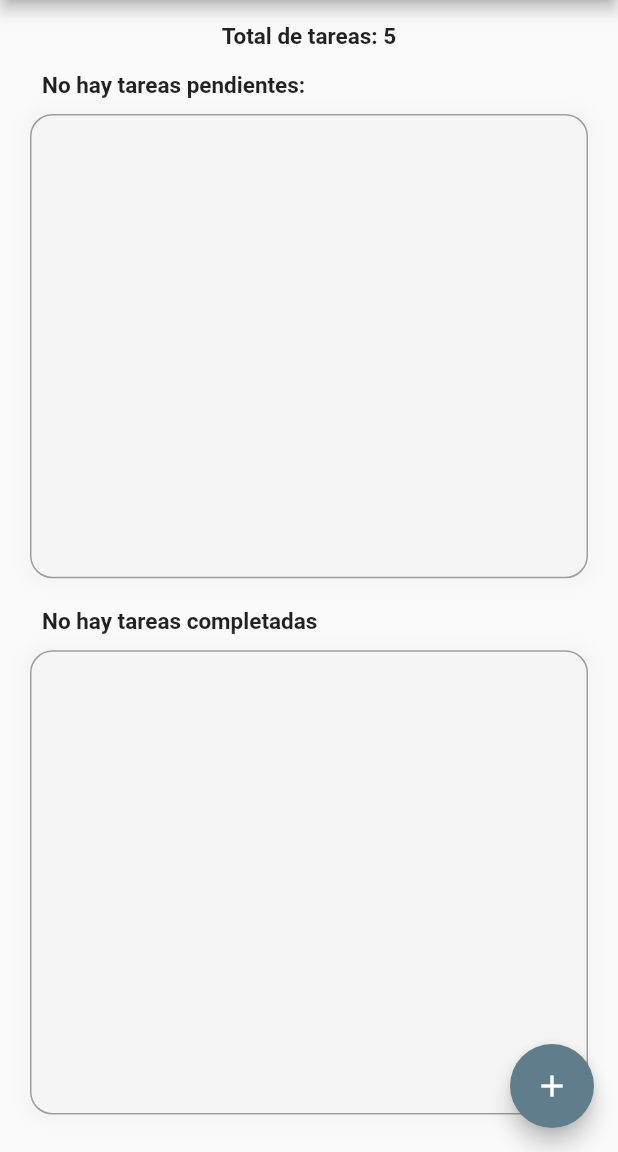
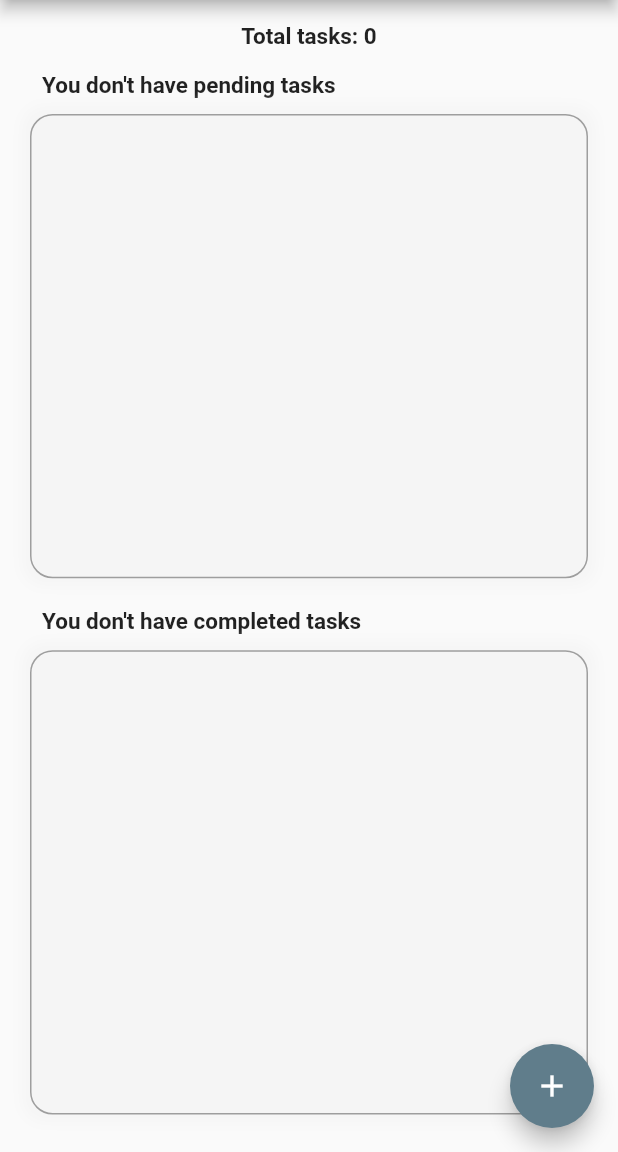
Before and after one commit to lokalise/apps, a Flutter app: the screen it shows after launch, on a phone screen of 412 x 824 dp, the part 84-1236 px from its top. Run offline on Flutter 3.47's test engine with Material 2 defaults, Android fonts, the light colour scheme and no system bars; missing offline and left inert: lokalise_flutter_sdk.

Commit message:
DP-166 using new translations

```diff
--- a/examples/flutter-ota/lib/app/views/screens/todo_screen/todo_screen.dart
+++ b/examples/flutter-ota/lib/app/views/screens/todo_screen/todo_screen.dart
@@ -39,29 +39,29 @@ class _TodoScreen extends State<TodoScreen> {
 
   Widget _buildBody(BuildContext context) {
     final completed = widget._todos.where((e) => e.completed).toList();
-    final notCompleted = widget._todos.where((e) => !e.completed).toList();
+    final pending = widget._todos.where((e) => !e.completed).toList();
 
     return Padding(
       padding: const EdgeInsets.symmetric(vertical: 15, horizontal: 20),
       child: Column(
         mainAxisSize: MainAxisSize.max,
         children: [
-          const Text(
-            'Total de tareas: 5',
-            style: TextStyle(fontSize: 15, fontWeight: FontWeight.bold),
+          Text(
+            Lt.of(context).total_todo(widget._todos.length),
+            style: const TextStyle(fontSize: 15, fontWeight: FontWeight.bold),
           ),
           const SizedBox(height: 15),
           Flexible(
             child: TodoSection(
-              title: 'No hay tareas pendientes:',
-              todos: notCompleted,
+              title: Lt.of(context).pending_todo(pending.length),
+              todos: pending,
               onTodoPress: _onTodoPress,
             ),
           ),
           const SizedBox(height: 10),
           Flexible(
             child: TodoSection(
-              title: 'No hay tareas completadas',
+              title: Lt.of(context).completed_todo(completed.length),
               todos: completed,
               onTodoPress: _onTodoPress,
             ),
```
